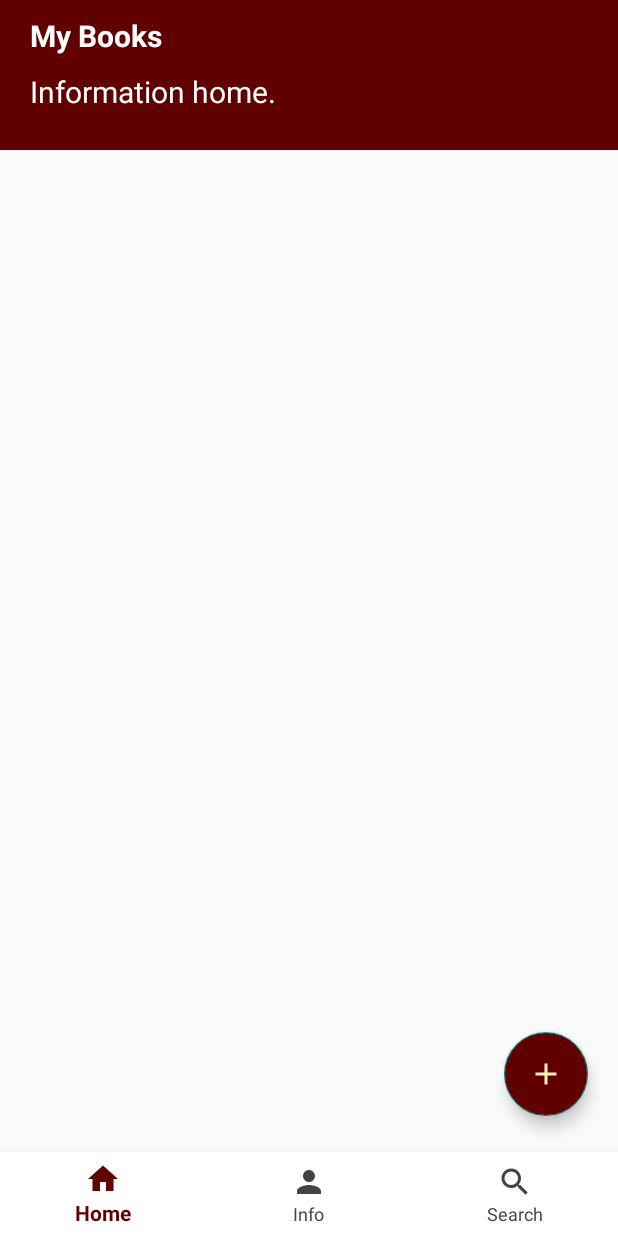
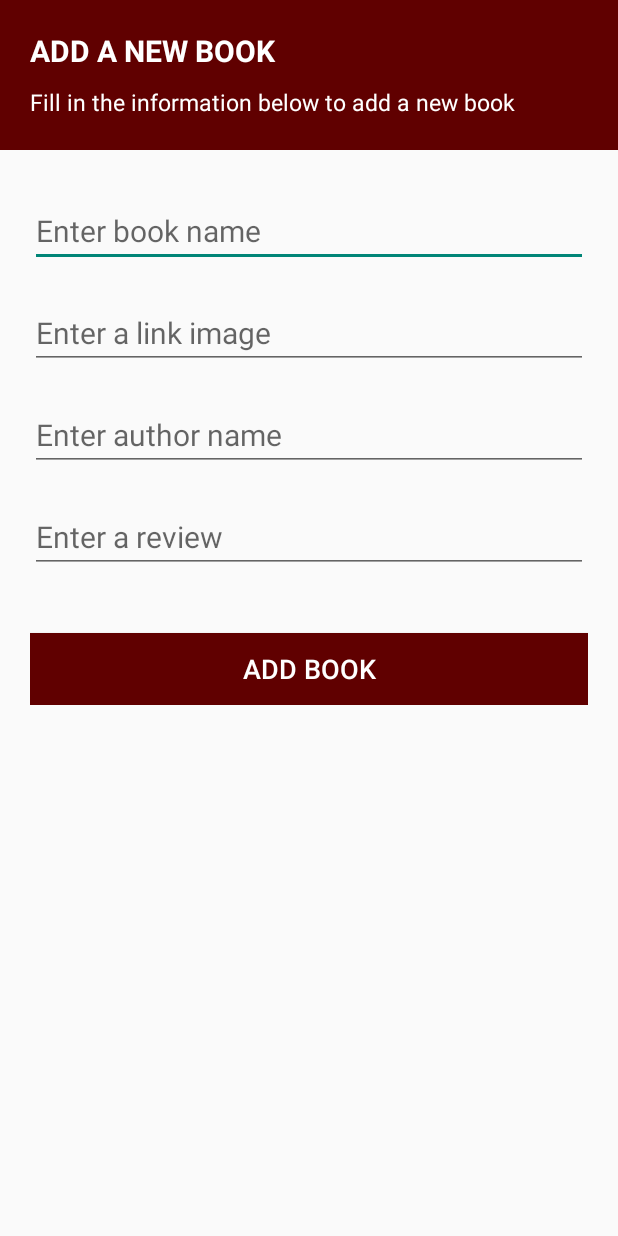
Before and after one commit to hoangduongngg/AndroidApp_COOKIK, an Android app: the screen it shows after launch (HomeActivity before the commit, AddActivity after it), after a tap on an icon or button, on a phone screen of 412 x 824 dp. Run offline under Robolectric (Android 15) with nearby library versions, the phone set to English and light mode, and no system bars; our stand-ins replace Firebase (no records; nobody signed in at launch, a user with empty details on screens opened directly); pictures from the network do not load; 1 statement that could not run was skipped.

Commit message:
Add book

```diff
--- a/COOKIK_APP/app/build.gradle
+++ b/COOKIK_APP/app/build.gradle
@@ -4,6 +4,9 @@ plugins {
 }
 
 android {
+
+//    classpath 'com.android.tools.build:gradle:4.1.0'
+
     namespace 'com.example.cookik_app'
     compileSdk 33
 
--- a/COOKIK_APP/app/src/main/java/com/example/cookik_app/API/APIService.java
+++ b/COOKIK_APP/app/src/main/java/com/example/cookik_app/API/APIService.java
@@ -10,11 +10,13 @@ import java.util.List;
 import retrofit2.Call;
 import retrofit2.Retrofit;
 import retrofit2.converter.gson.GsonConverterFactory;
+import retrofit2.http.Body;
 import retrofit2.http.GET;
+import retrofit2.http.POST;
 import retrofit2.http.Query;
 
 public interface APIService {
-    String url = "https://d35a-2405-4802-1d79-87e0-68ea-166b-e199-1076.ngrok-free.app/";
+    String url = "https://01d3-2405-4802-1d79-87e0-f98d-2498-e2ef-f53.ngrok-free.app/";
     Gson GSON = new GsonBuilder()
             .setDateFormat("yyyy-MM-dd")
             .create();
@@ -36,4 +38,9 @@ public interface APIService {
     Call<List<Book>> getListBookByName (
             @Query("name") String name
     );
+
+    @POST("api/book/add")
+    Call<Book> addBook(
+            @Body Book book
+    );
 }
--- a/COOKIK_APP/app/src/main/java/com/example/cookik_app/activity/fragment/FragmentHome.java
+++ b/COOKIK_APP/app/src/main/java/com/example/cookik_app/activity/fragment/FragmentHome.java
@@ -48,7 +48,6 @@ public class FragmentHome extends Fragment implements RecycleViewAdapter.ItemLis
         super.onViewCreated(view, savedInstanceState);
         recyclerView = view.findViewById(R.id.recycleView);
         txtHome = view.findViewById(R.id.txtHome);
-
         adapter = new RecycleViewAdapter();
 
         APIService.apiService.getListBook().enqueue(new Callback<List<Book>>() {
--- /dev/null
+++ b/COOKIK_APP/app/src/main/java/com/example/cookik_app/activity/home/AddActivity.java
@@ -0,0 +1,89 @@
+package com.example.cookik_app.activity.home;
+
+import androidx.annotation.RequiresApi;
+import androidx.appcompat.app.AppCompatActivity;
+import androidx.recyclerview.widget.LinearLayoutManager;
+import androidx.recyclerview.widget.RecyclerView;
+
+import android.content.Intent;
+import android.os.Build;
+import android.os.Bundle;
+import android.view.View;
+import android.widget.Button;
+import android.widget.EditText;
+import android.widget.TextView;
+import android.widget.Toast;
+
+import java.time.LocalDate;
+import java.time.format.DateTimeFormatter;
+import java.util.Date;
+
+
+import com.example.cookik_app.API.APIService;
+import com.example.cookik_app.R;
+import com.example.cookik_app.activity.fragment.FragmentHome;
+import com.example.cookik_app.model.Book;
+import com.example.cookik_app.model.Shelf;
+
+import java.util.List;
+
+import retrofit2.Call;
+import retrofit2.Callback;
+import retrofit2.Response;
+
+public class AddActivity extends AppCompatActivity {
+    EditText name, img, author, review;
+    Button bt_add;
+    Book book;
+    private void init() {
+        bt_add = findViewById(R.id.bt_add);
+        name = findViewById(R.id.name);
+        img = findViewById(R.id.img);
+        author = findViewById(R.id.author);
+        review = findViewById(R.id.review);
+    }
+
+    private void init_book() {
+        book = new Book();
+        book.setName(name.getText().toString());
+        book.setImg("https://images-na.ssl-images-amazon.com/images/S/compressed.photo.goodreads.com/books/1412173185i/23293728.jpg");
+        book.setRate(null);
+        book.setAuthor(author.getText().toString());
+        book.setCreate_date(null);
+        book.setRead_date(null);
+        book.setReview(review.getText().toString());
+        book.setShelf(new Shelf("Read"));
+    }
+
+    @Override
+    protected void onCreate(Bundle savedInstanceState) {
+        super.onCreate(savedInstanceState);
+        setContentView(R.layout.activity_add);
+        init();
+
+        bt_add.setOnClickListener(new View.OnClickListener() {
+            @Override
+            public void onClick(View view) {
+                init_book();
+                APIService.apiService.addBook(book).enqueue(new Callback<Book>() {
+                    @Override
+                    public void onResponse(Call<Book> call, Response<Book> response) {
+                        if (response.isSuccessful()) {
+                            Toast.makeText(getApplicationContext(), "Add book successful.", Toast.LENGTH_SHORT).show();
+                            Intent intent = new Intent(AddActivity.this, HomeActivity.class);
+                            startActivity(intent);
+                        }
+                    }
+
+                    @Override
+                    public void onFailure(Call<Book> call, Throwable t) {
+                        Toast.makeText(getApplicationContext(), t.toString(), Toast.LENGTH_SHORT).show();
+                    }
+                });
+            }
+        });
+
+    }
+
+
+}
--- a/COOKIK_APP/app/src/main/java/com/example/cookik_app/activity/home/HomeActivity.java
+++ b/COOKIK_APP/app/src/main/java/com/example/cookik_app/activity/home/HomeActivity.java
@@ -67,7 +67,9 @@ public class HomeActivity extends AppCompatActivity {
         fab.setOnClickListener(new View.OnClickListener() {
             @Override
             public void onClick(View view) {
-
+                Intent intent = new Intent(HomeActivity.this, AddActivity.class);
+                startActivity(intent);
+//                finish();
             }
         });
         //End of Add Button Here
--- a/COOKIK_APP/app/src/main/java/com/example/cookik_app/adapter/RecycleViewAdapter.java
+++ b/COOKIK_APP/app/src/main/java/com/example/cookik_app/adapter/RecycleViewAdapter.java
@@ -33,7 +33,6 @@ public class RecycleViewAdapter extends RecyclerView.Adapter<RecycleViewAdapter.
 
     public RecycleViewAdapter(List<Book> list) {
         this.list = list;
-        notifyDataSetChanged();
     }
 
     public void setList(List<Book> list) {
--- /dev/null
+++ b/COOKIK_APP/app/src/main/res/layout/activity_add.xml
@@ -0,0 +1,107 @@
+<?xml version="1.0" encoding="utf-8"?>
+<LinearLayout xmlns:android="http://schemas.android.com/apk/res/android"
+    android:layout_width="match_parent"
+    android:layout_height="match_parent"
+    android:orientation="vertical">
+
+    <LinearLayout
+        android:layout_width="match_parent"
+        android:layout_height="100dp"
+        android:orientation="vertical"
+        android:background="@color/red"
+        >
+
+        <TextView
+            android:layout_marginTop="20dp"
+            android:textSize="20dp"
+            android:textStyle="bold"
+            android:text="ADD A NEW BOOK"
+            android:textColor="@color/white"
+            android:layout_marginLeft="20dp"
+            android:layout_width="match_parent"
+            android:layout_height="wrap_content"/>
+
+        <!--        Set txtHome information here-->
+        <TextView
+            android:layout_marginTop="10dp"
+            android:textSize="15dp"
+            android:text="Fill in the information below to add a new book"
+            android:textColor="@color/white"
+            android:layout_marginLeft="20dp"
+            android:layout_width="match_parent"
+            android:layout_height="wrap_content"/>
+
+    </LinearLayout>
+
+    <LinearLayout
+        android:layout_margin="20dp"
+        android:layout_width="match_parent"
+        android:layout_height="wrap_content"
+        android:orientation="vertical">
+
+        <EditText
+            android:id="@+id/name"
+            android:hint="Enter book name"
+            android:textSize="20dp"
+            android:layout_marginTop="10dp"
+            android:layout_marginBottom="20dp"
+            android:layout_width="match_parent"
+            android:layout_height="wrap_content"/>
+        <EditText
+            android:id="@+id/img"
+            android:hint="Enter a link image"
+            android:textSize="20dp"
+            android:layout_marginBottom="20dp"
+            android:layout_width="match_parent"
+            android:layout_height="wrap_content"/>
+
+        <EditText
+            android:id="@+id/author"
+            android:hint="Enter author name"
+            android:textSize="20dp"
+            android:layout_marginBottom="20dp"
+            android:layout_width="match_parent"
+            android:layout_height="wrap_content"/>
+
+<!--        <EditText-->
+<!--            android:id="@+id/rate"-->
+<!--            android:hint="Enter book rate"-->
+<!--            android:textSize="20dp"-->
+<!--            android:layout_marginBottom="20dp"-->
+<!--            android:layout_width="match_parent"-->
+<!--            android:layout_height="wrap_content"/>-->
+
+        <EditText
+            android:id="@+id/review"
+            android:hint="Enter a review"
+            android:textSize="20dp"
+            android:layout_marginBottom="20dp"
+            android:layout_width="match_parent"
+            android:layout_height="wrap_content"/>
+
+<!--        <TextView-->
+<!--            android:text="Choose a shelf:"-->
+<!--            android:textSize="20dp"-->
+<!--            android:layout_marginBottom="20dp"-->
+<!--            android:layout_width="match_parent"-->
+<!--            android:layout_height="wrap_content"/>-->
+<!--        <Spinner-->
+<!--        android:id="@+id/shelf"-->
+<!--        android:layout_width="match_parent"-->
+<!--        android:layout_height="wrap_content"/>-->
+
+        <Button
+            android:id="@+id/bt_add"
+            android:background="@color/red"
+            android:text="ADD BOOK"
+            android:textColor="@color/white"
+            android:textSize="18dp"
+            android:layout_marginTop="20dp"
+            android:layout_width="match_parent"
+            android:layout_height="wrap_content"/>
+    </LinearLayout>
+
+
+
+
+</LinearLayout>
--- a/Services/BookSerice/src/main/java/com/example/bookserice/controller/ShelfRestController.java
+++ b/Services/BookSerice/src/main/java/com/example/bookserice/controller/ShelfRestController.java
@@ -34,4 +34,10 @@ public class ShelfRestController {
         Shelf shelf = shelfRepository.findById(id).get();
         return ResponseEntity.status(HttpStatus.OK).body(shelf);
     }
+
+    @PostMapping("/")
+    public ResponseEntity<Shelf> getByName (@RequestParam String name) {
+        Shelf shelf = shelfRepository.findByName(name);
+        return ResponseEntity.status(HttpStatus.OK).body(shelf);
+    }
 }
--- a/Services/BookSerice/src/main/java/com/example/bookserice/repository/ShelfRepository.java
+++ b/Services/BookSerice/src/main/java/com/example/bookserice/repository/ShelfRepository.java
@@ -7,4 +7,5 @@ import org.springframework.stereotype.Repository;
 import java.util.Optional;
 @Repository
 public interface ShelfRepository extends JpaRepository<Shelf, Integer> {
+    Shelf findByName(String name);
 }
--- a/Services/BookSerice/src/main/java/com/example/bookserice/service/BookService.java
+++ b/Services/BookSerice/src/main/java/com/example/bookserice/service/BookService.java
@@ -10,4 +10,5 @@ import java.util.List;
 @Service
 public interface BookService {
     List<Book> getListByObject (BookRequest bookRequest);
+    Book addBook(Book book);
 }
```
Also changed, not shown: COOKIK_APP/app/src/main/AndroidManifest.xml (+23 -15 lines), COOKIK_APP/app/src/main/java/com/example/cookik_app/model/Book.java (+13 -0 lines), COOKIK_APP/app/src/main/java/com/example/cookik_app/model/Shelf.java (+8 -0 lines), COOKIK_APP/app/src/main/res/values/strings.xml (+5 -5 lines), Services/BookSerice/src/main/java/com/example/bookserice/controller/BookRestController.java (+15 -0 lines), Services/BookSerice/src/main/java/com/example/bookserice/service/BookAdapter.java (+16 -0 lines), Services/BookSerice/src/main/java/com/example/bookserice/service/BookServiceImp.java (+21 -0 lines).
